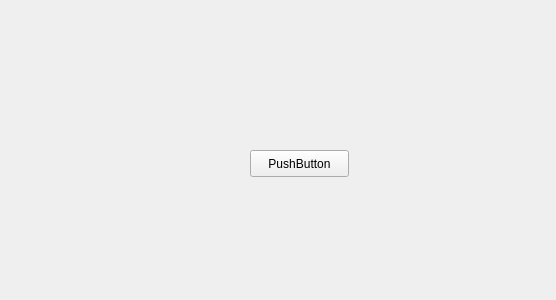
hato-yoods/rqt_param_manager, file src/rqt_param_manager/main_view.ui: the form before one commit.
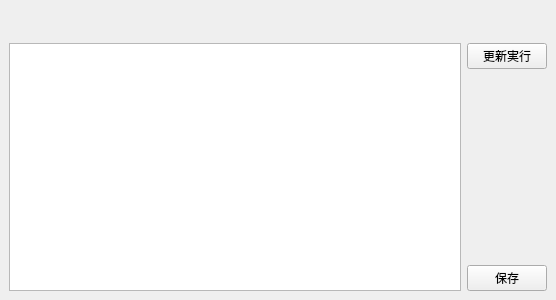
The form after the commit.

Commit message: 基本的なコンポーネントを追加

The edit to the form file:
```diff
--- a/src/rqt_param_manager/main_view.ui
+++ b/src/rqt_param_manager/main_view.ui
@@ -13,19 +13,110 @@
   <property name="windowTitle">
    <string>Form</string>
   </property>
-  <widget class="QPushButton" name="pushButton">
-   <property name="geometry">
-    <rect>
-     <x>250</x>
-     <y>150</y>
-     <width>99</width>
-     <height>27</height>
-    </rect>
+  <layout class="QVBoxLayout" name="verticalLayout">
+   <property name="margin">
+    <number>0</number>
    </property>
-   <property name="text">
-    <string>PushButton</string>
-   </property>
-  </widget>
+   <item>
+    <widget class="QWidget" name="pnlHeader" native="true">
+     <property name="sizePolicy">
+      <sizepolicy hsizetype="Preferred" vsizetype="Maximum">
+       <horstretch>0</horstretch>
+       <verstretch>0</verstretch>
+      </sizepolicy>
+     </property>
+     <layout class="QHBoxLayout" name="horizontalLayout">
+      <property name="margin">
+       <number>0</number>
+      </property>
+      <item>
+       <widget class="QLabel" name="lblTitle">
+        <property name="font">
+         <font>
+          <pointsize>18</pointsize>
+         </font>
+        </property>
+        <property name="text">
+         <string/>
+        </property>
+        <property name="alignment">
+         <set>Qt::AlignCenter</set>
+        </property>
+        <property name="margin">
+         <number>3</number>
+        </property>
+       </widget>
+      </item>
+     </layout>
+    </widget>
+   </item>
+   <item>
+    <widget class="QWidget" name="pnlMain" native="true">
+     <property name="sizePolicy">
+      <sizepolicy hsizetype="Preferred" vsizetype="Minimum">
+       <horstretch>0</horstretch>
+       <verstretch>0</verstretch>
+      </sizepolicy>
+     </property>
+     <layout class="QHBoxLayout" name="horizontalLayout_2">
+      <item>
+       <widget class="QWidget" name="pnlParams" native="true">
+        <layout class="QVBoxLayout" name="verticalLayout_3">
+         <property name="margin">
+          <number>0</number>
+         </property>
+         <item>
+          <widget class="QTableView" name="tblParams"/>
+         </item>
+        </layout>
+       </widget>
+      </item>
+      <item>
+       <widget class="QWidget" name="pnlAction" native="true">
+        <property name="sizePolicy">
+         <sizepolicy hsizetype="Maximum" vsizetype="Preferred">
+          <horstretch>0</horstretch>
+          <verstretch>0</verstretch>
+         </sizepolicy>
+        </property>
+        <layout class="QVBoxLayout" name="verticalLayout_2">
+         <property name="margin">
+          <number>0</number>
+         </property>
+         <item>
+          <widget class="QPushButton" name="btnUpdate">
+           <property name="text">
+            <string>更新実行</string>
+           </property>
+          </widget>
+         </item>
+         <item>
+          <spacer name="verticalSpacer">
+           <property name="orientation">
+            <enum>Qt::Vertical</enum>
+           </property>
+           <property name="sizeHint" stdset="0">
+            <size>
+             <width>20</width>
+             <height>174</height>
+            </size>
+           </property>
+          </spacer>
+         </item>
+         <item>
+          <widget class="QPushButton" name="btnSave">
+           <property name="text">
+            <string>保存</string>
+           </property>
+          </widget>
+         </item>
+        </layout>
+       </widget>
+      </item>
+     </layout>
+    </widget>
+   </item>
+  </layout>
  </widget>
  <resources/>
  <connections/>
```
Left out of the diff: 2 changed lines with no effect on the pictures. The commit also changes 2 other files.
